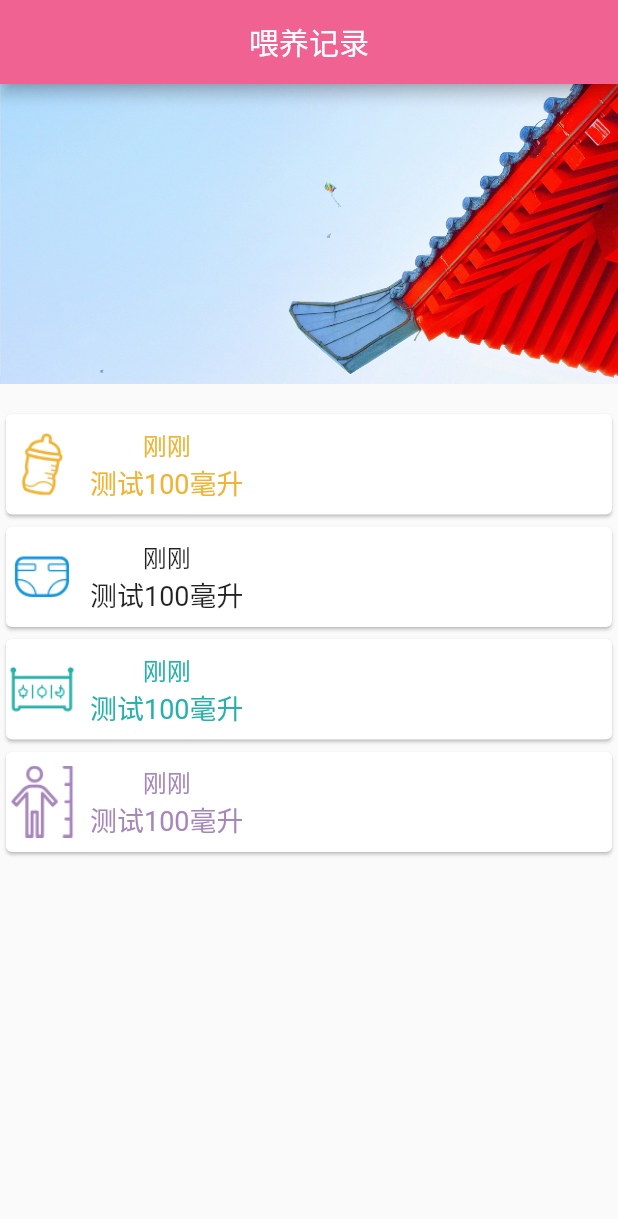
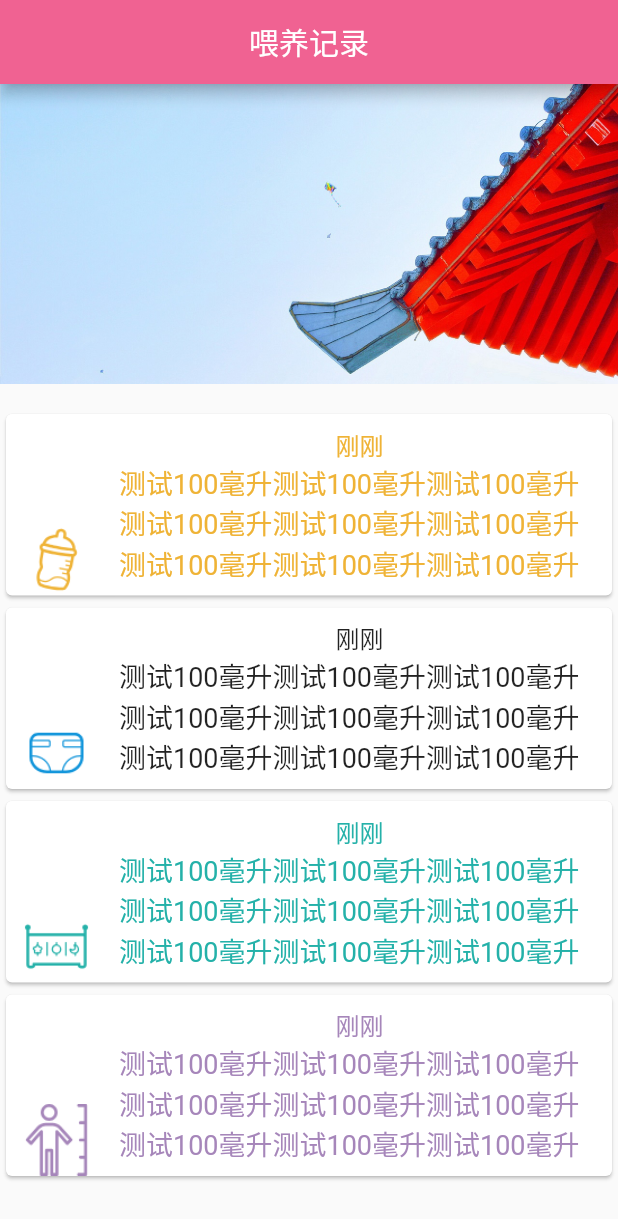
Before and after one commit to wendyxie327/BabyCare, a Flutter app: the screen it shows after launch, on a phone screen of 412 x 824 dp. Shown: the top 1219 px of the screen. Run offline on Flutter 3.47's test engine with Material 2 defaults, Android fonts, the phone set to English and light mode, and no system bars.

Commit message:
可滑动，text换行

```diff
--- a/babycare/lib/widget/base_list_content.dart
+++ b/babycare/lib/widget/base_list_content.dart
@@ -1,20 +1,30 @@
 import 'package:flutter/material.dart';
 
 class BaseListContent extends StatelessWidget {
-
   String _leftImagePath;
   Widget _centerContent;
-
 
   BaseListContent(this._leftImagePath, this._centerContent);
 
   @override
   Widget build(BuildContext context) {
     return Row(
-      children:
-      [
-        new Image.asset(_leftImagePath, width: 48, height: 48, fit: BoxFit.fill, alignment: Alignment.center, ),
-        _centerContent
+      crossAxisAlignment: CrossAxisAlignment.end,
+      children: [
+        Expanded(
+          child: new Image.asset(
+            _leftImagePath,
+            width: 48,
+            height: 48,
+            fit: BoxFit.contain,
+            alignment: Alignment.center,
+          ),
+          flex: 1,
+        ),
+        Expanded(
+          child: _centerContent,
+          flex: 5,
+        ),
       ],
     );
   }
--- a/babycare/lib/widget/home_content_template.dart
+++ b/babycare/lib/widget/home_content_template.dart
@@ -21,7 +21,9 @@ class _HomeContentTemplateState extends State<HomeContentTemplate> {
     return Card(
       child: new Container(
         child: BaseListContent(
-            GlobalConfig.getModelIconPath(_title), createContentWidget("刚刚", "测试100毫升")),
+            GlobalConfig.getModelIconPath(_title),
+            createContentWidget("刚刚",
+                "测试100毫升测试100毫升测试100毫升测试100毫升测试100毫升测试100毫升测试100毫升测试100毫升测试100毫升")),
       ),
     );
   }
@@ -31,15 +33,27 @@ class _HomeContentTemplateState extends State<HomeContentTemplate> {
     List contents = <Widget>[];
 
     // 历史记录时间
-    contents.add(new Text(recordTime,
-        style: new TextStyle(color: GlobalConfig.getModelColor(_title), fontSize: 16), textAlign: TextAlign.left,));
+    contents.add(new Text(
+      recordTime,
+      style: new TextStyle(
+          color: GlobalConfig.getModelColor(_title), fontSize: 16),
+      textAlign: TextAlign.left,
+
+    ));
 
     // 历史记录内容
-    contents.add(new Text(contentText,
-        style: new TextStyle(color: GlobalConfig.getModelColor(_title), fontSize: 18), textAlign: TextAlign.left,));
+    contents.add(new Container(
+      child: new Text(
+        contentText,
+        softWrap: true,
+        style: new TextStyle(
+            color: GlobalConfig.getModelColor(_title), fontSize: 18),
+        textAlign: TextAlign.left,
+      ),
+    ));
 
     return Container(
-      child:  Column(children: contents),
+      child: Column(children: contents, mainAxisSize: MainAxisSize.min,),
       padding: EdgeInsets.all(8),
     );
   }
--- a/babycare/lib/widget/home_page.dart
+++ b/babycare/lib/widget/home_page.dart
@@ -1,6 +1,6 @@
-import 'package:flutter/material.dart';
 import 'package:babycare/util/global_config.dart';
 import 'package:babycare/widget/home_content_template.dart';
+import 'package:flutter/material.dart';
 
 class HomePage extends StatefulWidget {
   @override
@@ -11,14 +11,13 @@ class _HomePageState extends State<HomePage> {
   @override
   Widget build(BuildContext context) {
     return new Scaffold(
-      appBar: new AppBar(
-        title: new Text(GlobalConfig.appName),
-        centerTitle: true,
-      ),
-      body: new Column(
-        children: homeBody(),
-      ),
-    );
+        appBar: new AppBar(
+          title: new Text(GlobalConfig.appName),
+          centerTitle: true,
+        ),
+        body: new ListView(
+          children: homeBody()
+        ));
   }
 
   // 首页显示内容
```
